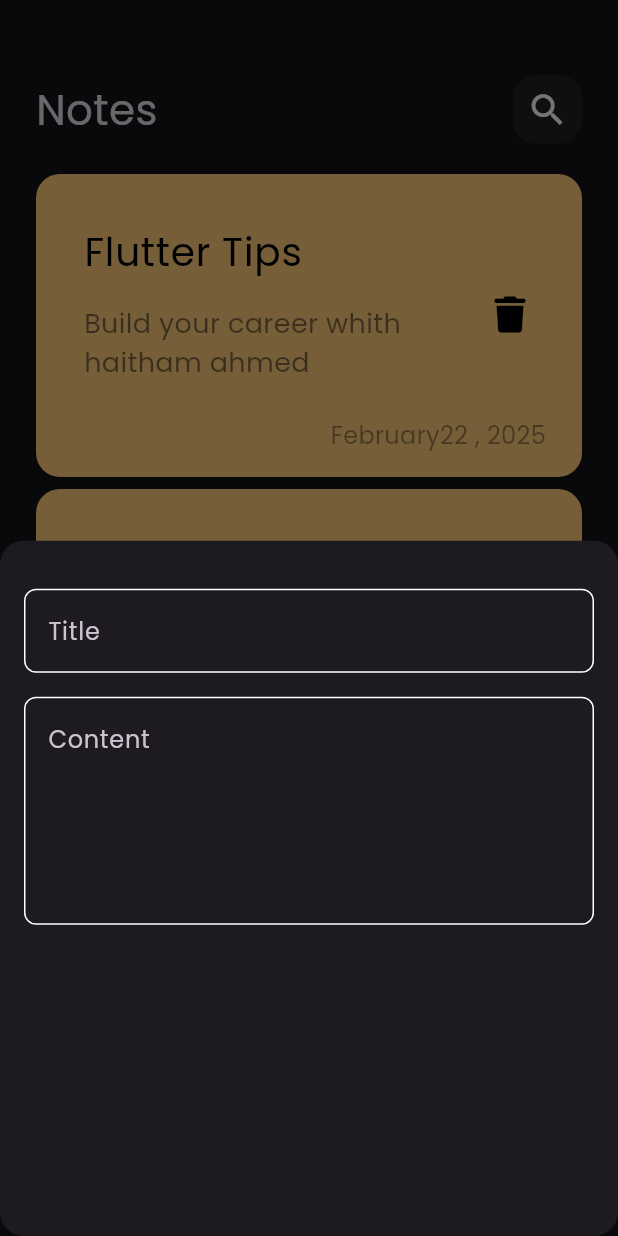
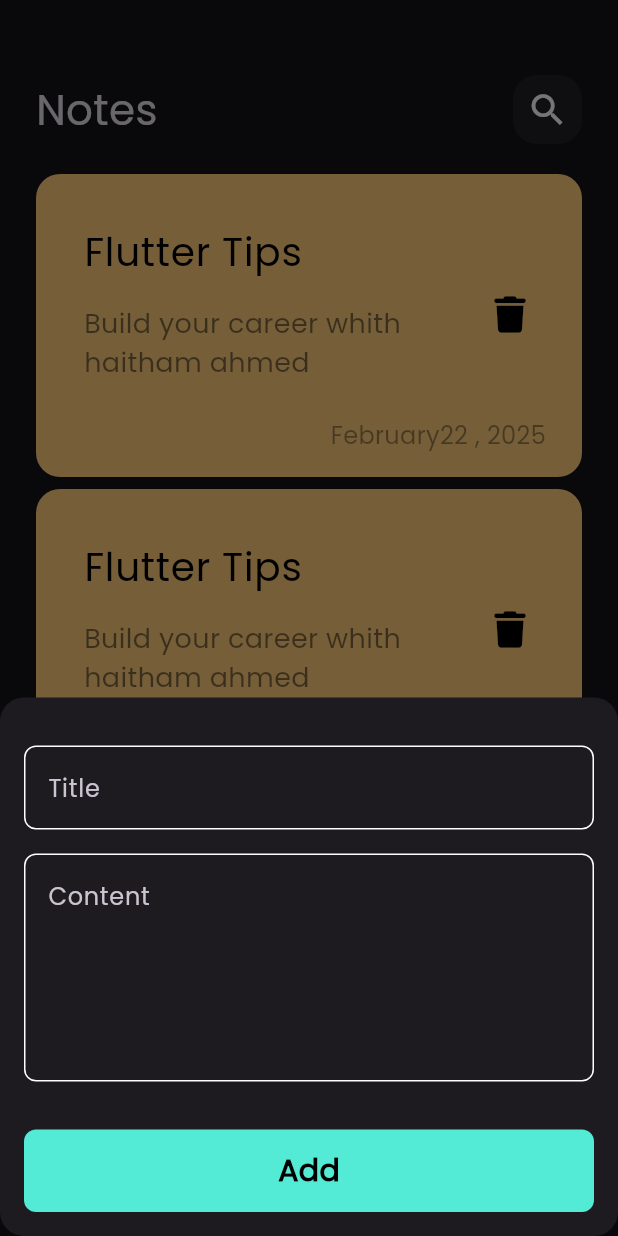
Before and after one commit to Haitham-Ahmed/notes_app, a Flutter app: the screen it shows after launch, after a tap on the "add" icon, on a phone screen of 412 x 824 dp. Run offline on Flutter 3.47's test engine with Material 3 defaults, Android fonts, the phone set to English and light mode, and no system bars; our stand-ins replace font_awesome_flutter.

Commit message:
finish notes buttom sheet

```diff
--- a/lib/views/notes_views.dart
+++ b/lib/views/notes_views.dart
@@ -20,7 +20,7 @@ class NotesViews extends StatelessWidget {
             return const AddNoteBottomSheet();
           });
         },
-        child: const Icon(Icons.add),
+        child: const Icon(Icons.add, color: Colors.black,),
         backgroundColor: Color(0xff53EBD6),
       ),
     );
--- a/lib/widgets/add_note_bottom_sheet.dart
+++ b/lib/widgets/add_note_bottom_sheet.dart
@@ -1,4 +1,6 @@
 import 'package:flutter/material.dart';
+import 'package:notes_app/widgets/constants.dart';
+import 'package:notes_app/widgets/custom_buttom.dart';
 import 'package:notes_app/widgets/custom_text_field.dart';
 
 class AddNoteBottomSheet extends StatelessWidget {
@@ -8,6 +10,7 @@ class AddNoteBottomSheet extends StatelessWidget {
   Widget build(BuildContext context) {
     return Padding(
       padding: const EdgeInsets.symmetric(horizontal: 16,),
+      child: SingleChildScrollView(
         child: Column(
           children: const [
             SizedBox(height: 32,),
@@ -20,8 +23,11 @@ class AddNoteBottomSheet extends StatelessWidget {
               hint: 'Content',
               maxLines: 5,
             ),
-
+            SizedBox(height: 32,),
+            CustomButton(),
+            SizedBox(height: 16,),
           ],
+        ),
       ),
     );
   }
--- /dev/null
+++ b/lib/widgets/custom_buttom.dart
@@ -0,0 +1,29 @@
+
+import 'package:flutter/material.dart';
+import 'package:notes_app/widgets/constants.dart';
+
+class CustomButton extends StatelessWidget {
+  const CustomButton({super.key});
+
+  @override
+  Widget build(BuildContext context) {
+    return Container(
+      width: MediaQuery.of(context).size.width,
+      height: 55,
+      decoration: BoxDecoration(
+        color: KPrimaryColor,
+        borderRadius: BorderRadius.circular(8),
+      ),
+      child: const Center(
+        child: Text(
+          'Add',
+          style: TextStyle(
+            color: Colors.black,
+            fontWeight: FontWeight.bold,
+            fontSize: 20,
+          ),
+        ),
+      ),
+    );
+  }
+}
```
Lines whose indentation alone changed are shown as unchanged.
